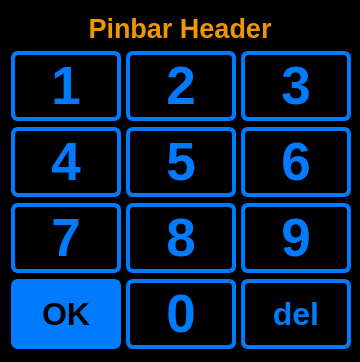
Old version of the form ui_elements/passwordbuttons2.ui in the repository AndreWohnsland/CocktailBerry.
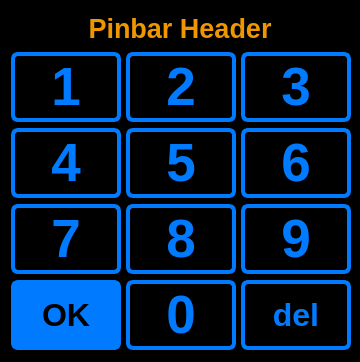
New version of the form.

The edit to the form file:
```diff
--- a/ui_elements/passwordbuttons2.ui
+++ b/ui_elements/passwordbuttons2.ui
@@ -82,7 +82,7 @@
      <property name="maximumSize">
       <size>
        <width>16777215</width>
-       <height>30</height>
+       <height>35</height>
       </size>
      </property>
      <property name="font">
```
